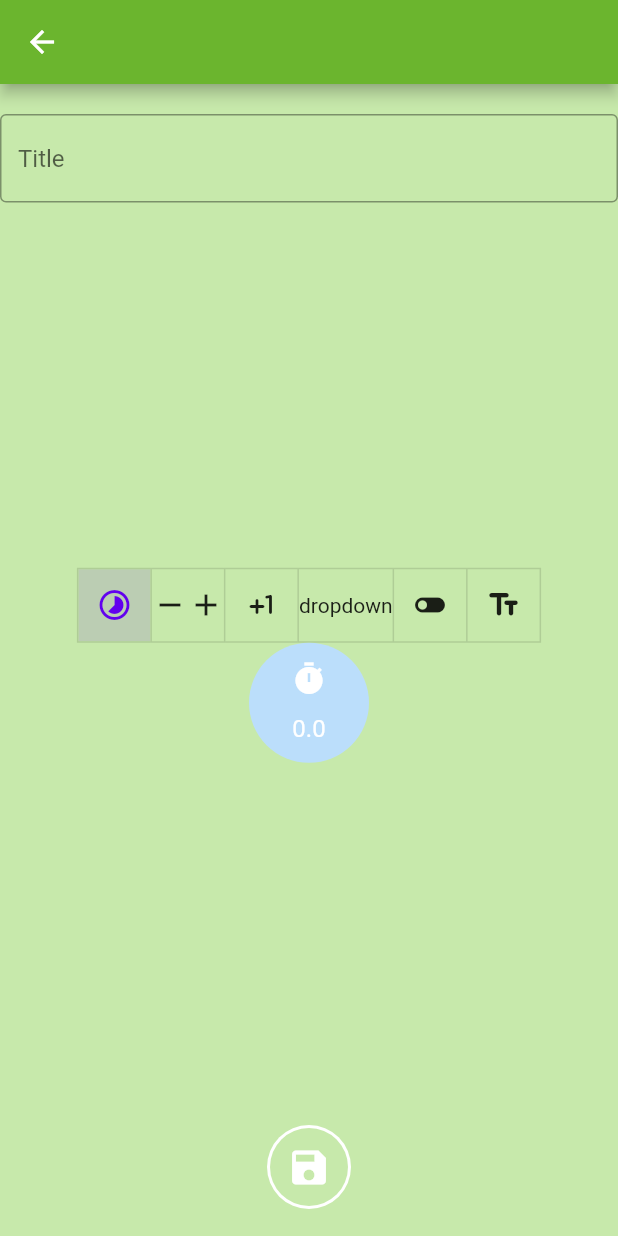
After one commit to LiorBitton/FRC-scouting, a Flutter app: the CollectorCreator screen opened directly, after a tap on the "timelapse" icon, on a phone screen of 412 x 824 dp. The commit adds this screen. Run offline on Flutter 3.47's test engine with Material 2 defaults, Android fonts, the phone set to English and light mode, and no system bars; our stand-ins replace camera, firebase_auth, firebase_core, firebase_crashlytics, firebase_database, firebase_storage and 6 more; missing offline and left inert: holding_gesture; accounts and stored records are empty; Roboto replaces fonts that are missing (Montserrat).

Commit message:
Added Auton Tab creation
Admins can now create widgets and reorder them in EditAutonomous, dragging TextCollector raises an error.
TODO
fix dragging error
add save layout functionalty to creation
allow admins to create dropdown buttons.

```diff
--- /dev/null
+++ b/scouting_application/lib/screens/admin/edit_auto.dart
@@ -0,0 +1,195 @@
+import 'package:flutter/material.dart';
+import 'package:scouting_application/widgets/collectors/count_collector.dart';
+import 'package:scouting_application/widgets/collectors/dropdown_collector.dart';
+import 'package:scouting_application/widgets/collectors/duration_collector.dart';
+import 'package:scouting_application/widgets/collectors/ever_collector.dart';
+import 'package:scouting_application/widgets/collectors/plus_minus_collector.dart';
+import 'package:scouting_application/widgets/collectors/switch_collector.dart';
+import 'package:scouting_application/widgets/collectors/text_collector.dart';
+import 'package:scouting_application/widgets/menu_button.dart';
+
+class EditAutonomous extends StatefulWidget {
+  EditAutonomous({Key? key}) : super(key: key);
+
+  @override
+  State<EditAutonomous> createState() => _EditAutonomousState();
+}
+
+class _EditAutonomousState extends State<EditAutonomous> {
+  List<EverCollector> collectors = [];
+
+  @override
+  Widget build(BuildContext context) {
+    return Scaffold(
+        bottomNavigationBar: Padding(
+          padding: const EdgeInsets.all(20.0),
+          child: MenuButton(
+            onPressed: () {
+              _handleNewCollector();
+            },
+            isPrimary: false,
+            icon: Icon(Icons.plus_one),
+            iconSize: 30,
+            extraPadding: 3,
+            padding: 3,
+          ),
+        ),
+        appBar: AppBar(
+          title: Text("Design Autonomous"),
+        ),
+        body: ReorderableListView(
+          onReorder: (oldidx, newidx) {
+            setState(() {
+              _swap(newidx, oldidx);
+            });
+          },
+          buildDefaultDragHandles: true,
+          children: [
+            for (var item in collectors)
+              ListTile(
+                  leading: Icon(Icons.drag_handle_rounded),
+                  title: IgnorePointer(child: item),
+                  key: Key(item.getDataTag()))
+          ],
+        ));
+  }
+
+  void _swap(int newidx, oldidx) {
+    newidx = newidx.clamp(0, collectors.length - 1);
+    print(newidx);
+    EverCollector temp = collectors[newidx];
+    collectors[newidx] = collectors[oldidx];
+    collectors[oldidx] = temp;
+  }
+
+  void _handleNewCollector() async {
+    EverCollector? newWidget = (await Navigator.of(context).push(
+            MaterialPageRoute(
+                builder: (context) => CollectorCreator(senderTag: "auto"))))
+        as EverCollector;
+    setState(() {
+      collectors.add(newWidget);
+    });
+  }
+}
+
+class CollectorCreator extends StatefulWidget {
+  CollectorCreator({Key? key, required this.senderTag}) : super(key: key);
+  final String senderTag; //"auto","tele","end","playstyle"
+  @override
+  State<CollectorCreator> createState() => _CollectorCreatorState();
+}
+
+class _CollectorCreatorState extends State<CollectorCreator> {
+  List<bool> _selected = List.generate(6, (index) => false);
+  EverCollector? _selectedCollector;
+  String _dataTag = "";
+  String _collectorTitle = "";
+  TextCollector _titleEditText =
+      TextCollector(dataTag: "none", hintText: "Title");
+  @override
+  void initState() {
+    super.initState();
+    _dataTag = widget.senderTag + "_";
+  }
+
+  @override
+  Widget build(BuildContext context) {
+    return Scaffold(
+      appBar: AppBar(),
+      body: Column(
+          mainAxisAlignment: MainAxisAlignment.center,
+          crossAxisAlignment: CrossAxisAlignment.center,
+          children: [
+            SizedBox(
+              height: 20,
+            ),
+            _titleEditText,
+            Spacer(),
+            ToggleButtons(
+              //duration,plusMinus,count,dropdown,switch,text
+              children: [
+                Icon(Icons.timelapse),
+                Wrap(
+                    spacing: 0,
+                    direction: Axis.horizontal,
+                    children: [Icon(Icons.remove), Icon(Icons.add)]),
+                Icon(Icons.plus_one_rounded),
+                Text("dropdown"),
+                Icon(Icons.toggle_off_rounded),
+                Icon(Icons.text_fields_rounded)
+              ],
+              isSelected: _selected,
+              onPressed: (pressedIDX) {
+                setState(() {
+                  bool temp = _selected[pressedIDX];
+                  _selected = List.generate(6, (index) => false);
+                  _selected[pressedIDX] = !temp;
+                  if (_selected[pressedIDX]) {
+                    _collectorTitle = _titleEditText.getValue();
+                    _dataTag = widget.senderTag + "_" + _collectorTitle;
+                    _selectedCollector = getSelectedCollector(pressedIDX);
+                  } else {
+                    _selectedCollector = null;
+                  }
+                });
+              },
+            ),
+            _selectedCollector ?? Container(),
+            Spacer(),
+            MenuButton(
+              iconSize: 30,
+              padding: 2,
+              extraPadding: 2,
+              icon: Icon(Icons.save),
+              onPressed: () {
+                Navigator.pop(context, _selectedCollector);
+              },
+              isPrimary: false,
+            ),
+            SizedBox(
+              height: 20,
+            )
+          ]),
+    );
+  }
+
+  EverCollector? getSelectedCollector(int idx) {
+    EverCollector? selected;
+    switch (idx) {
+      case 0:
+        selected = new DurationCollector(dataTag: _dataTag);
+        break;
+      case 1:
+        selected =
+            new PlusMinusCollector(title: _collectorTitle, dataTag: _dataTag);
+        break;
+      case 2:
+        selected = new CountCollector(
+          dataTag: _dataTag,
+          title: _collectorTitle,
+        );
+        break;
+      case 3:
+        selected = new DropDownCollector(
+          dataTag: _dataTag,
+          options: [], //TODO add dropdown creation
+          title: _collectorTitle,
+        );
+        break;
+      case 4:
+        selected = new SwitchCollector(
+          dataTag: _dataTag,
+          title: _collectorTitle,
+        );
+        break;
+      case 5:
+        selected = new TextCollector(
+          dataTag: _dataTag,
+          hintText: _collectorTitle,
+        );
+        break;
+    }
+    return selected;
+  }
+}
```
Also changed, not shown: scouting_application/lib/screens/admin/admin_settings.dart (+14 -0 lines), scouting_application/lib/screens/admin/new_season_lobby.dart (added, +39 -0 lines).
